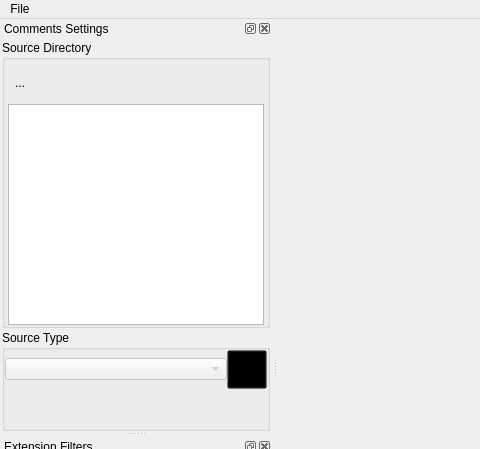
Old version of the form src/MainWindow.ui in the repository sslnjz/CommentsTools; both pictures show x 0 to 480 and y 0 to 449 of the 897 by 736 pixel window.
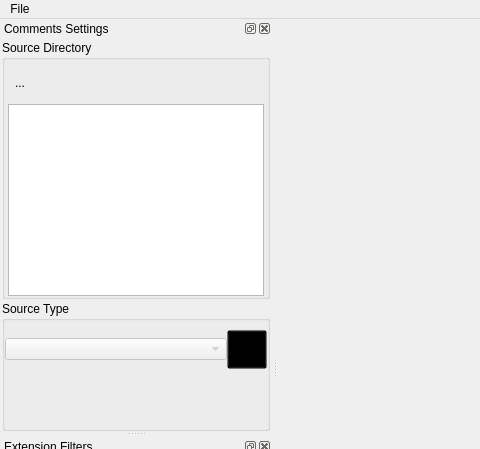
New version of the form. Icons and pictures are not drawn.

Patch:
```diff
--- a/src/MainWindow.ui
+++ b/src/MainWindow.ui
@@ -174,7 +174,14 @@
            </layout>
           </item>
           <item>
-           <widget class="QListWidget" name="listWidgetDirs"/>
+           <widget class="QListWidget" name="listWidgetDirs">
+            <property name="sizePolicy">
+             <sizepolicy hsizetype="Expanding" vsizetype="Preferred">
+              <horstretch>0</horstretch>
+              <verstretch>0</verstretch>
+             </sizepolicy>
+            </property>
+           </widget>
           </item>
          </layout>
         </item>
```
Left out of the diff: 9 changed lines with no effect on the pictures.
